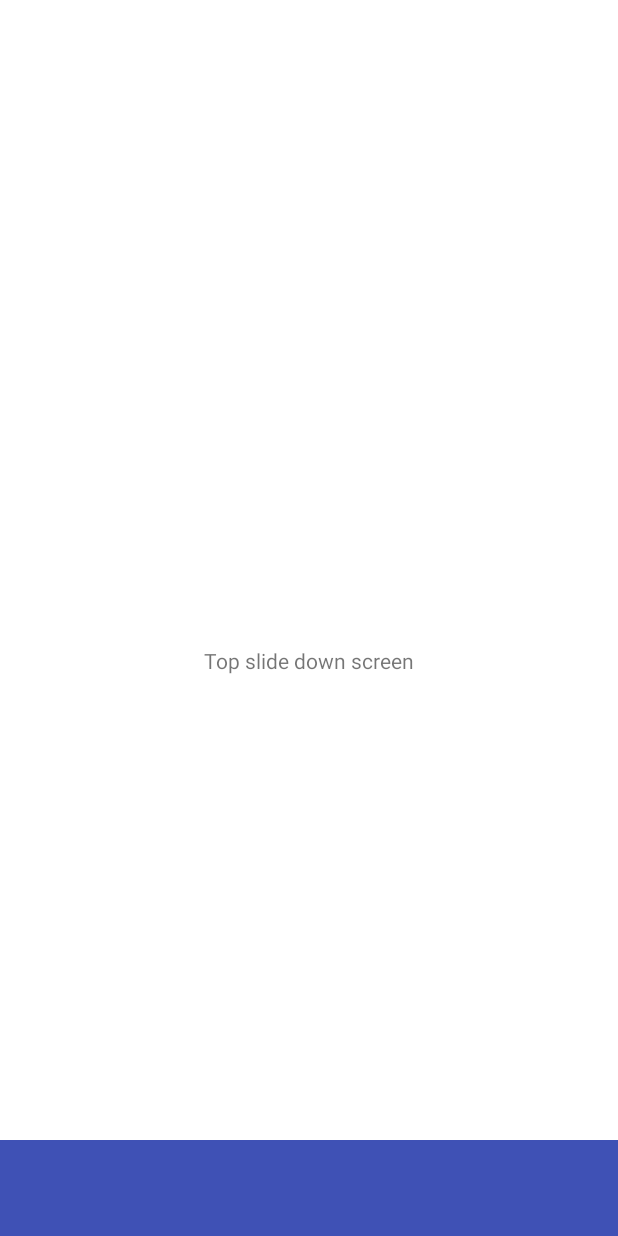
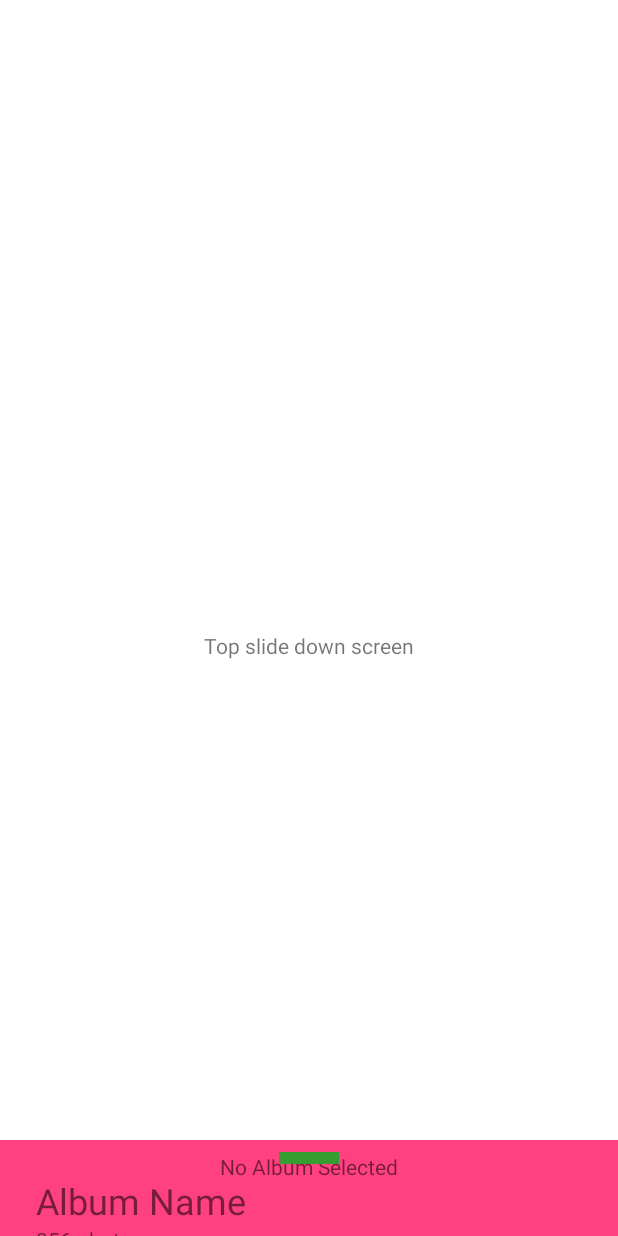
Before and after one commit to huntj88/SlideViewsSpecial, an Android app: the screen it shows after launch (MainActivity), on a phone screen of 412 x 824 dp. Run offline under Robolectric (Android 15) with nearby library versions, the phone set to English and light mode, and no system bars.

Commit message:
now the top handle is the correct size and position wherever it currently is

```diff
--- a/app/src/main/java/me/jameshunt/slideviewsspecial/Contract.kt
+++ b/app/src/main/java/me/jameshunt/slideviewsspecial/Contract.kt
@@ -9,8 +9,13 @@ interface Contract {
 
     }
 
-    interface Presenter {
+    interface Presenter: PresenterForSlide {
         var view: View
+        var albumSelected: Boolean
 
     }
+
+    interface PresenterForSlide {
+        fun isAlbumSelected(): Boolean
+    }
 }
--- a/app/src/main/java/me/jameshunt/slideviewsspecial/MainActivity.kt
+++ b/app/src/main/java/me/jameshunt/slideviewsspecial/MainActivity.kt
@@ -7,6 +7,7 @@ import android.view.MotionEvent
 import android.view.View
 import kotlinx.android.synthetic.main.activity_main.*
 import kotlinx.android.synthetic.main.bottom_slide.*
+import kotlinx.android.synthetic.main.middle_layout.*
 import kotlinx.android.synthetic.main.top_slide.*
 import me.jameshunt.slideviewsspecial.bottom.SlideBottomOnTouch
 import me.jameshunt.slideviewsspecial.top.SlideTopOnTouch
@@ -25,6 +26,10 @@ class MainActivity : AppCompatActivity(), Contract.View {
 
         handleSlideTop()
         handleSlideBottom()
+
+        album_selected.setOnClickListener{
+            presenter.albumSelected = !presenter.albumSelected
+        }
     }
 
     private fun addTopSlide() {
@@ -32,7 +37,7 @@ class MainActivity : AppCompatActivity(), Contract.View {
 
         val screenHeight = resources.displayMetrics.heightPixels - Dimensions.dpToPx(24)
 
-        val height = (screenHeight + Dimensions.dpToPx(80)).toInt()
+        val height = (screenHeight + Dimensions.dpToPx(60)).toInt()
         val width = resources.displayMetrics.widthPixels
 
         val params: ConstraintLayout.LayoutParams = ConstraintLayout.LayoutParams(width, height)
@@ -42,12 +47,12 @@ class MainActivity : AppCompatActivity(), Contract.View {
     }
 
     private fun handleSlideTop() {
-        val topSlideTouch: SlideOnTouch = SlideTopOnTouch(slide_view_top, slide_view_bottom)
+        val topSlideTouch: SlideOnTouch = SlideTopOnTouch(slide_view_top, slide_view_bottom, presenter)
         setupSlideTouchListener(slide_handle_top, topSlideTouch)
     }
 
     private fun handleSlideBottom() {
-        val bottomSlideTouch = SlideBottomOnTouch(slide_view_bottom, slide_view_top)
+        val bottomSlideTouch = SlideBottomOnTouch(slide_view_bottom, slide_view_top, presenter)
         setupSlideTouchListener(slide_handle_bottom, bottomSlideTouch)
     }
 
--- a/app/src/main/java/me/jameshunt/slideviewsspecial/Presenter.kt
+++ b/app/src/main/java/me/jameshunt/slideviewsspecial/Presenter.kt
@@ -6,4 +6,10 @@ package me.jameshunt.slideviewsspecial
 class Presenter: Contract.Presenter {
 
     override lateinit var view: Contract.View
+
+    override var albumSelected: Boolean = false
+
+    override fun isAlbumSelected(): Boolean {
+        return albumSelected
+    }
 }
--- /dev/null
+++ b/app/src/main/res/layout/top_handle.xml
@@ -0,0 +1,69 @@
+<?xml version="1.0" encoding="utf-8"?>
+<android.support.constraint.ConstraintLayout xmlns:android="http://schemas.android.com/apk/res/android"
+    xmlns:app="http://schemas.android.com/apk/res-auto"
+    xmlns:tools="http://schemas.android.com/tools"
+    android:layout_width="match_parent"
+    android:layout_height="wrap_content"
+    android:background="@color/colorAccent">
+
+
+    <TextView
+        android:id="@+id/textView4"
+        android:layout_width="wrap_content"
+        android:layout_height="wrap_content"
+        android:layout_marginEnd="8dp"
+        android:layout_marginStart="8dp"
+        android:layout_marginTop="8dp"
+        android:text="No Album Selected"
+        app:layout_constraintEnd_toEndOf="parent"
+        app:layout_constraintStart_toStartOf="parent"
+        app:layout_constraintTop_toTopOf="parent" />
+
+    <TextView
+        android:id="@+id/textView5"
+        android:layout_width="wrap_content"
+        android:layout_height="wrap_content"
+        android:layout_marginStart="24dp"
+        android:layout_marginTop="8dp"
+        android:text="Album Name"
+        android:textSize="24sp"
+        app:layout_constraintBottom_toTopOf="@+id/textView6"
+        app:layout_constraintStart_toStartOf="parent"
+        app:layout_constraintTop_toTopOf="parent"
+        app:layout_constraintVertical_chainStyle="packed" />
+
+    <TextView
+        android:id="@+id/textView6"
+        android:layout_width="wrap_content"
+        android:layout_height="wrap_content"
+        android:layout_marginBottom="8dp"
+        android:layout_marginStart="24dp"
+        android:text="356 photos"
+        app:layout_constraintBottom_toBottomOf="parent"
+        app:layout_constraintStart_toStartOf="parent"
+        app:layout_constraintTop_toBottomOf="@+id/textView5" />
+
+    <View
+        android:id="@+id/view2"
+        android:layout_width="40dp"
+        android:layout_height="8dp"
+        android:layout_marginBottom="8dp"
+        android:layout_marginEnd="8dp"
+        android:layout_marginStart="8dp"
+        android:background="@color/colorPrimaryDark"
+        app:layout_constraintBottom_toBottomOf="parent"
+        app:layout_constraintEnd_toEndOf="parent"
+        app:layout_constraintStart_toStartOf="parent" />
+
+    <View
+        android:id="@+id/view"
+        android:layout_width="40dp"
+        android:layout_height="8dp"
+        android:layout_marginEnd="8dp"
+        android:layout_marginStart="8dp"
+        android:layout_marginTop="8dp"
+        android:background="@color/colorPrimaryDark"
+        app:layout_constraintEnd_toEndOf="parent"
+        app:layout_constraintStart_toStartOf="parent"
+        app:layout_constraintTop_toTopOf="parent" />
+</android.support.constraint.ConstraintLayout>
--- a/app/src/main/res/layout/top_slide.xml
+++ b/app/src/main/res/layout/top_slide.xml
@@ -22,11 +22,10 @@
         app:layout_constraintStart_toStartOf="parent"
         app:layout_constraintTop_toTopOf="parent" />
 
-    <View
+    <include layout="@layout/top_handle"
         android:id="@+id/slide_handle_top"
         android:layout_width="0dp"
-        android:layout_height="120dp"
-        android:background="@color/colorPrimary"
+        android:layout_height="100dp"
         app:layout_constraintBottom_toBottomOf="parent"
         app:layout_constraintEnd_toEndOf="parent"
         app:layout_constraintStart_toStartOf="parent" />
```
Also changed, not shown: app/src/main/java/me/jameshunt/slideviewsspecial/SlideOnTouch.kt (+26 -5 lines), app/src/main/java/me/jameshunt/slideviewsspecial/bottom/BottomSlideHeightEval.kt (+4 -8 lines), app/src/main/java/me/jameshunt/slideviewsspecial/bottom/SlideBottomOnTouch.kt (+16 -7 lines), app/src/main/java/me/jameshunt/slideviewsspecial/top/SlideTopOnTouch.kt (+13 -6 lines), app/src/main/java/me/jameshunt/slideviewsspecial/top/TopSlideHeightEval.kt (+6 -2 lines), app/src/main/res/layout/middle_layout.xml (+12 -0 lines).
